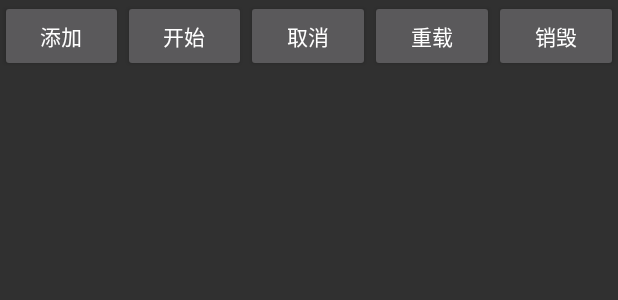
After one commit to qiu-yongheng/CodeRepository, an Android app: the layout fragment_thread.xml on its own in the app's theme, with its tools: preview values and no code run, on a phone screen of 412 x 824 dp. The commit adds this screen. Shown: the top 300 px of the screen. Run offline under Robolectric (Android 15) with nearby library versions, the phone set to English and light mode, and no system bars.

Commit message:
add threadpoor

```diff
--- a/app/src/main/java/com/qyh/coderepository/MainActivity.java
+++ b/app/src/main/java/com/qyh/coderepository/MainActivity.java
@@ -15,6 +15,7 @@ import android.widget.FrameLayout;
 
 import com.qyh.coderepository.menu.dagger.DaggerFragment;
 import com.qyh.coderepository.menu.database.DBFragment;
+import com.qyh.coderepository.menu.executor.ThreadExecutorFragment;
 import com.qyh.coderepository.menu.killer.KillerFragment;
 import com.qyh.coderepository.util.fragment.FragmentStack;
 import com.qyh.coderepository.util.log.LoggerUtil;
@@ -83,7 +84,7 @@ public class MainActivity extends AppCompatActivity implements NavigationView.On
                 break;
             case R.id.menu_nav_runnable:
                 /** 任务队列 */
-                fragmentStack.replace(new KillerFragment());
+                fragmentStack.replace(new ThreadExecutorFragment());
                 break;
         }
         drawerLayout.closeDrawer(GravityCompat.START);
--- /dev/null
+++ b/app/src/main/res/layout/fragment_thread.xml
@@ -0,0 +1,44 @@
+<?xml version="1.0" encoding="utf-8"?>
+<LinearLayout
+    xmlns:android="http://schemas.android.com/apk/res/android"
+    android:orientation="vertical"
+    android:layout_width="match_parent"
+    android:layout_height="match_parent">
+
+    <LinearLayout
+        android:orientation="horizontal"
+        android:layout_width="match_parent"
+        android:layout_height="wrap_content">
+        <Button
+            android:id="@+id/btn_add"
+            android:layout_width="0dp"
+            android:layout_weight="1"
+            android:text="添加"
+            android:layout_height="wrap_content"/>
+        <Button
+            android:id="@+id/btn_start"
+            android:layout_width="0dp"
+            android:layout_weight="1"
+            android:text="开始"
+            android:layout_height="wrap_content"/>
+        <Button
+            android:id="@+id/btn_cancel"
+            android:layout_width="0dp"
+            android:layout_weight="1"
+            android:text="取消"
+            android:layout_height="wrap_content"/>
+        <Button
+            android:id="@+id/btn_reload"
+            android:layout_width="0dp"
+            android:layout_weight="1"
+            android:text="重载"
+            android:layout_height="wrap_content"/>
+        <Button
+            android:id="@+id/btn_clear"
+            android:layout_width="0dp"
+            android:layout_weight="1"
+            android:text="销毁"
+            android:layout_height="wrap_content"/>
+    </LinearLayout>
+
+</LinearLayout>
--- a/build.gradle
+++ b/build.gradle
@@ -7,7 +7,7 @@ buildscript {
         google()
     }
     dependencies {
-        classpath 'com.android.tools.build:gradle:3.0.0'
+        classpath 'com.android.tools.build:gradle:3.0.1'
         classpath 'org.greenrobot:greendao-gradle-plugin:3.2.2' // add plugin
 
         // NOTE: Do not place your application dependencies here; they belong
```
Also changed, not shown: app/src/main/java/com/qyh/coderepository/menu/executor/SerialExecutor.java (added, +44 -0 lines), app/src/main/java/com/qyh/coderepository/menu/executor/ThreadExecutorFragment.java (added, +104 -0 lines), gradle.properties (+10 -9 lines).
